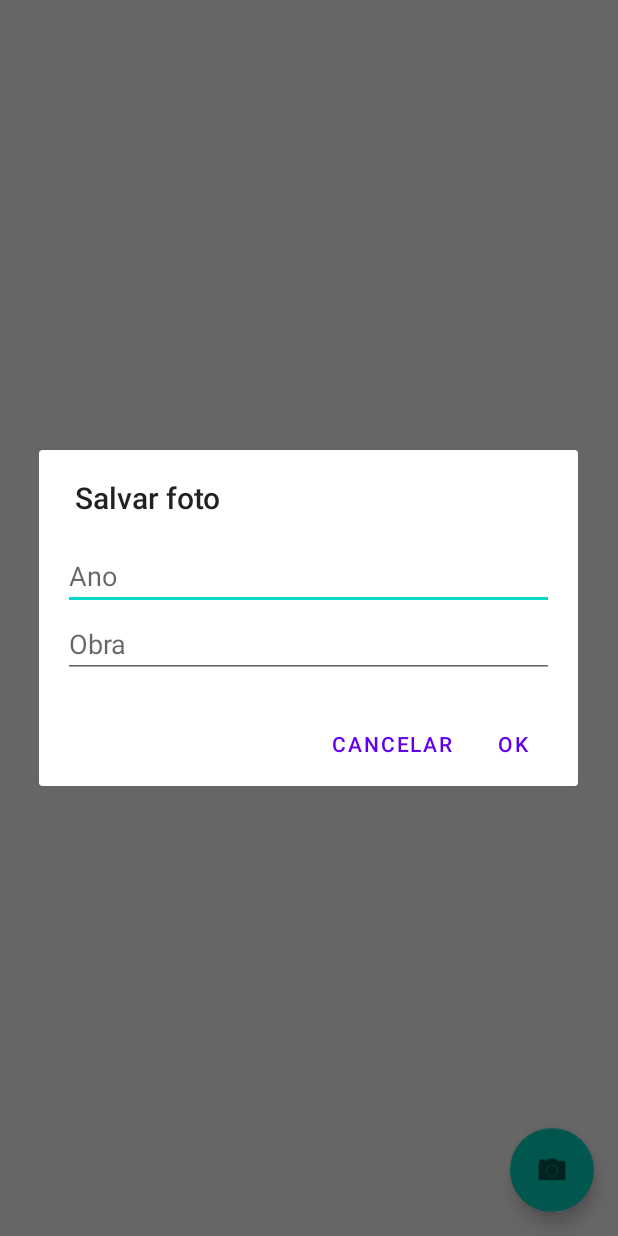
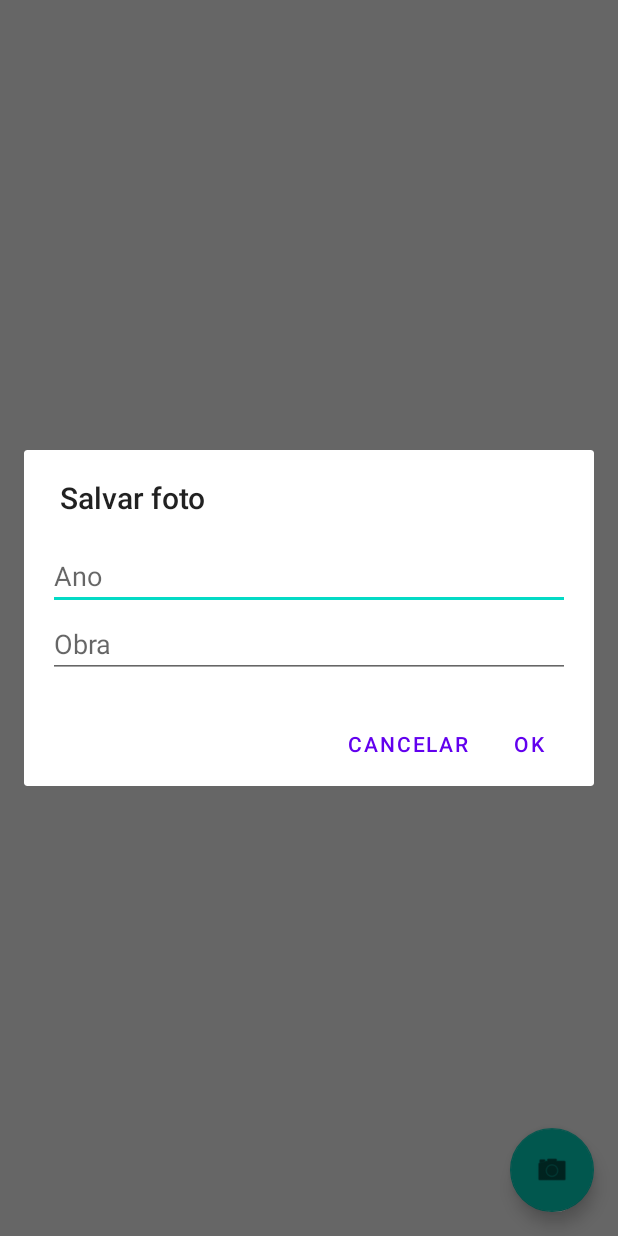
Before and after one commit to Murillozo/Checklist-Estoque, an Android app built with Jetpack Compose: the fragment CameraFragment shown on its own in the app's theme, after a tap on an icon or button, on a phone screen of 412 x 824 dp. Run offline under Robolectric (Android 15) with nearby library versions, the phone set to English and light mode, and no system bars; 1 statement that could not run was skipped.

Commit message:
Fix photo list population

```diff
--- a/AppEstoque/app/src/main/java/com/example/apestoque/fragments/CameraFragment.kt
+++ b/AppEstoque/app/src/main/java/com/example/apestoque/fragments/CameraFragment.kt
@@ -1,35 +1,44 @@
 package com.example.apestoque.fragments
 
+import android.Manifest
 import android.app.AlertDialog
+import android.content.pm.PackageManager
 import android.os.Bundle
 import android.view.LayoutInflater
 import android.view.View
 import android.view.ViewGroup
-import android.widget.EditText
+import android.view.WindowManager
+import android.widget.ArrayAdapter
+import android.widget.AutoCompleteTextView
 import android.widget.ExpandableListView
+import android.widget.FrameLayout
+import android.widget.SimpleExpandableListAdapter
+import androidx.activity.result.contract.ActivityResultContracts
+import androidx.core.content.ContextCompat
 import androidx.core.content.FileProvider
 import androidx.fragment.app.Fragment
 import androidx.lifecycle.lifecycleScope
 import com.example.apestoque.R
 import com.example.apestoque.data.FotoNode
 import com.example.apestoque.data.NetworkModule
+import com.google.android.material.bottomsheet.BottomSheetBehavior
 import com.google.android.material.floatingactionbutton.FloatingActionButton
-import java.util.ArrayList
-import kotlinx.coroutines.launch
 import java.io.File
 import java.text.SimpleDateFormat
+import java.util.ArrayList
 import java.util.Date
 import java.util.Locale
+import kotlinx.coroutines.launch
 import okhttp3.MediaType.Companion.toMediaType
 import okhttp3.MultipartBody
 import okhttp3.RequestBody.Companion.asRequestBody
 import okhttp3.RequestBody.Companion.toRequestBody
-import android.widget.SimpleExpandableListAdapter
 
 class CameraFragment : Fragment() {
 
     private lateinit var listView: ExpandableListView
     private lateinit var btnCamera: FloatingActionButton
+    private lateinit var bottomSheetBehavior: BottomSheetBehavior<FrameLayout>
 
     private var currentPhoto: File? = null
     private var anoSelecionado: String = ""
@@ -37,9 +46,25 @@ class CameraFragment : Fragment() {
 
     private var fotoTree: List<FotoNode> = emptyList()
 
-    private val takePicture = registerForActivityResult(androidx.activity.result.contract.ActivityResultContracts.TakePicture()) { success ->
+    private val capturedPhotos = mutableListOf<File>()
+
+    private val takePicture = registerForActivityResult(ActivityResultContracts.TakePicture()) { success ->
         if (success && currentPhoto != null) {
-            uploadPhoto(currentPhoto!!, anoSelecionado, obraSelecionada)
+            capturedPhotos.add(currentPhoto!!)
+            promptAnotherPhoto()
+        } else if (capturedPhotos.isNotEmpty()) {
+            uploadAllPhotos()
+        }
+    }
+
+    private val requestCameraPermission = registerForActivityResult(ActivityResultContracts.RequestPermission()) { granted ->
+        if (granted) {
+            launchCamera()
+        } else {
+            AlertDialog.Builder(requireContext())
+                .setMessage("Permissão da câmera negada")
+                .setPositiveButton("OK", null)
+                .show()
         }
     }
 
@@ -51,6 +76,9 @@ class CameraFragment : Fragment() {
         val view = inflater.inflate(R.layout.fragment_camera, container, false)
         listView = view.findViewById(R.id.fotoList)
         btnCamera = view.findViewById(R.id.btnCamera)
+        val bottomSheet: FrameLayout = view.findViewById(R.id.bottomSheet)
+        bottomSheetBehavior = BottomSheetBehavior.from(bottomSheet)
+        bottomSheetBehavior.state = BottomSheetBehavior.STATE_COLLAPSED
 
         btnCamera.setOnClickListener { showInputDialog() }
 
@@ -61,21 +89,56 @@ class CameraFragment : Fragment() {
 
     private fun showInputDialog() {
         val dialogView = layoutInflater.inflate(R.layout.dialog_save_photo, null)
-        val edtAno = dialogView.findViewById<EditText>(R.id.edtAno)
-        val edtObra = dialogView.findViewById<EditText>(R.id.edtObra)
-        AlertDialog.Builder(requireContext())
+        val edtAno = dialogView.findViewById<AutoCompleteTextView>(R.id.edtAno)
+        val edtObra = dialogView.findViewById<AutoCompleteTextView>(R.id.edtObra)
+
+        val anos = fotoTree.map { it.name }
+        val anoAdapter = ArrayAdapter(requireContext(), android.R.layout.simple_dropdown_item_1line, anos)
+        edtAno.setAdapter(anoAdapter)
+        edtAno.threshold = 0
+        edtAno.setOnClickListener { edtAno.showDropDown() }
+
+        edtObra.threshold = 0
+        edtObra.setOnClickListener { edtObra.showDropDown() }
+
+        edtAno.setOnItemClickListener { parent, _, position, _ ->
+            anoSelecionado = parent.getItemAtPosition(position) as String
+            val obras = fotoTree.firstOrNull { it.name == anoSelecionado }?.children?.map { it.name } ?: emptyList()
+            val obraAdapter = ArrayAdapter(requireContext(), android.R.layout.simple_dropdown_item_1line, obras)
+            edtObra.setAdapter(obraAdapter)
+        }
+
+        val dialog = AlertDialog.Builder(requireContext())
             .setTitle("Salvar foto")
             .setView(dialogView)
             .setPositiveButton("OK") { _, _ ->
                 anoSelecionado = edtAno.text.toString()
                 obraSelecionada = edtObra.text.toString()
+                capturedPhotos.clear()
                 openCamera()
             }
             .setNegativeButton("Cancelar", null)
-            .show()
+            .create()
+
+        dialog.setOnShowListener {
+            dialog.window?.setLayout(
+                ViewGroup.LayoutParams.MATCH_PARENT,
+                ViewGroup.LayoutParams.WRAP_CONTENT,
+            )
+            dialog.window?.setSoftInputMode(WindowManager.LayoutParams.SOFT_INPUT_ADJUST_RESIZE)
+        }
+        dialog.show()
     }
 
     private fun openCamera() {
+        if (ContextCompat.checkSelfPermission(requireContext(), Manifest.permission.CAMERA) == PackageManager.PERMISSION_GRANTED) {
+            launchCamera()
+        } else {
+            requestCameraPermission.launch(Manifest.permission.CAMERA)
+        }
+    }
+
+    private fun launchCamera() {
         val context = requireContext()
         val photoDir = context.getExternalFilesDir(null) ?: return
         val timeStamp = SimpleDateFormat("yyyyMMdd_HHmmss", Locale.US).format(Date())
@@ -85,19 +148,32 @@ class CameraFragment : Fragment() {
         takePicture.launch(uri)
     }
 
-    private fun uploadPhoto(file: File, ano: String, obra: String) {
+    private fun promptAnotherPhoto() {
+        AlertDialog.Builder(requireContext())
+            .setMessage("Tirar outra foto?")
+            .setPositiveButton("Sim") { _, _ -> openCamera() }
+            .setNegativeButton("Não") { _, _ -> uploadAllPhotos() }
+            .setCancelable(false)
+            .show()
+    }
+
+    private fun uploadAllPhotos() {
         val api = NetworkModule.api(requireContext())
+        val photos = capturedPhotos.toList()
+        capturedPhotos.clear()
         viewLifecycleOwner.lifecycleScope.launch {
+            for (file in photos) {
                 try {
-                val anoBody = ano.toRequestBody("text/plain".toMediaType())
-                val obraBody = obra.toRequestBody("text/plain".toMediaType())
+                    val anoBody = anoSelecionado.toRequestBody("text/plain".toMediaType())
+                    val obraBody = obraSelecionada.toRequestBody("text/plain".toMediaType())
                     val reqFile = file.asRequestBody("image/jpeg".toMediaType())
                     val part = MultipartBody.Part.createFormData("foto", file.name, reqFile)
                     api.enviarFoto(anoBody, obraBody, part)
-                loadPhotos()
                 } catch (e: Exception) {
                     e.printStackTrace()
                 }
+            }
+            loadPhotos()
         }
     }
 
@@ -106,10 +182,18 @@ class CameraFragment : Fragment() {
         viewLifecycleOwner.lifecycleScope.launch {
             try {
                 fotoTree = api.listarFotos()
-                val groupData = fotoTree.map { mapOf("NAME" to it.name) }
-                val childData = fotoTree.map { ano ->
-                    ano.children?.map { mapOf("NAME" to it.name) } ?: emptyList()
+
+                val groupData = ArrayList<Map<String, String>>()
+                val childData = ArrayList<List<Map<String, String>>>()
+                for (ano in fotoTree) {
+                    groupData.add(hashMapOf("NAME" to ano.name))
+                    val children = ArrayList<Map<String, String>>()
+                    ano.children?.forEach { child ->
+                        children.add(hashMapOf("NAME" to child.name))
                     }
+                    childData.add(children)
+                }
+
                 val adapter = SimpleExpandableListAdapter(
                     requireContext(),
                     groupData,
@@ -122,6 +206,9 @@ class CameraFragment : Fragment() {
                     intArrayOf(android.R.id.text1)
                 )
                 listView.setAdapter(adapter)
+                for (i in 0 until adapter.groupCount) {
+                    listView.expandGroup(i)
+                }
                 listView.setOnChildClickListener { _, _, groupPosition, childPosition, _ ->
                     val ano = fotoTree[groupPosition]
                     val obra = ano.children?.getOrNull(childPosition)
--- a/AppEstoque/app/src/main/java/com/example/apestoque/fragments/PhotoGalleryDialog.kt
+++ b/AppEstoque/app/src/main/java/com/example/apestoque/fragments/PhotoGalleryDialog.kt
@@ -54,7 +54,7 @@ class PhotoGalleryDialog : DialogFragment() {
 
         override fun onBindViewHolder(holder: VH, position: Int) {
             val file = files[position]
-            val path = "$baseDir/AS BUILT/FOTOS/$file"
+            val path = "$baseDir/$file"
             val encoded = Uri.encode(path).replace("%2F", "/")
             val url = "$baseUrl/$encoded"
             val size = holder.image.resources.displayMetrics.widthPixels / 3
--- a/AppEstoque/app/src/main/res/layout/dialog_save_photo.xml
+++ b/AppEstoque/app/src/main/res/layout/dialog_save_photo.xml
@@ -1,19 +1,24 @@
 <?xml version="1.0" encoding="utf-8"?>
-<LinearLayout xmlns:android="http://schemas.android.com/apk/res/android"
+<ScrollView xmlns:android="http://schemas.android.com/apk/res/android"
+    android:layout_width="match_parent"
+    android:layout_height="wrap_content">
+
+    <LinearLayout
         android:layout_width="match_parent"
         android:layout_height="wrap_content"
         android:orientation="vertical"
         android:padding="16dp">
 
-    <EditText
+        <AutoCompleteTextView
             android:id="@+id/edtAno"
             android:layout_width="match_parent"
             android:layout_height="wrap_content"
             android:hint="Ano" />
 
-    <EditText
+        <AutoCompleteTextView
             android:id="@+id/edtObra"
             android:layout_width="match_parent"
             android:layout_height="wrap_content"
             android:hint="Obra" />
     </LinearLayout>
+</ScrollView>
--- a/AppEstoque/app/src/main/res/layout/fragment_camera.xml
+++ b/AppEstoque/app/src/main/res/layout/fragment_camera.xml
@@ -1,13 +1,23 @@
 <?xml version="1.0" encoding="utf-8"?>
-<FrameLayout xmlns:android="http://schemas.android.com/apk/res/android"
+<androidx.coordinatorlayout.widget.CoordinatorLayout xmlns:android="http://schemas.android.com/apk/res/android"
     xmlns:app="http://schemas.android.com/apk/res-auto"
     android:layout_width="match_parent"
     android:layout_height="match_parent">
 
-    <ExpandableListView
-        android:id="@+id/fotoList"
+    <FrameLayout
+        android:id="@+id/bottomSheet"
         android:layout_width="match_parent"
-        android:layout_height="match_parent" />
+        android:layout_height="wrap_content"
+        android:layout_gravity="bottom"
+        android:background="@android:color/white"
+        app:layout_behavior="@string/bottom_sheet_behavior"
+        app:behavior_peekHeight="120dp">
+
+        <ExpandableListView
+            android:id="@+id/fotoList"
+            android:layout_width="match_parent"
+            android:layout_height="wrap_content" />
+    </FrameLayout>
 
     <com.google.android.material.floatingactionbutton.FloatingActionButton
         android:id="@+id/btnCamera"
@@ -17,4 +27,4 @@
         android:layout_margin="16dp"
         app:srcCompat="@android:drawable/ic_menu_camera" />
 
-</FrameLayout>
+</androidx.coordinatorlayout.widget.CoordinatorLayout>
```
Also changed, not shown: AppEstoque/app/src/main/java/com/example/apestoque/MainActivity.kt (+11 -1 lines), 1 other file. Lines whose indentation alone changed are shown as unchanged.
